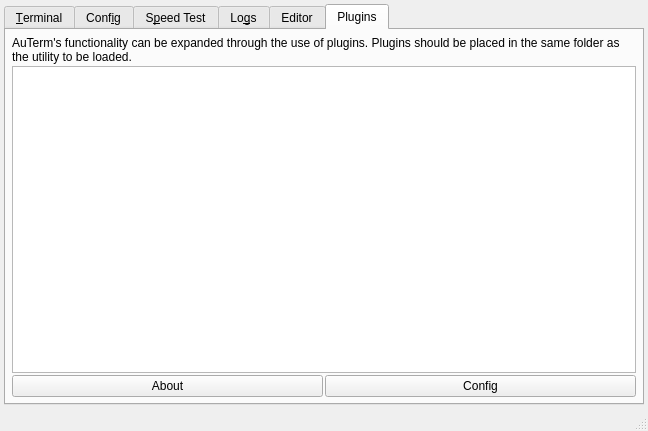
This is AuTerm/AutMainWindow.ui in thedjnK/AuTerm as Qt 5 draws it before an edit. The edited form follows.
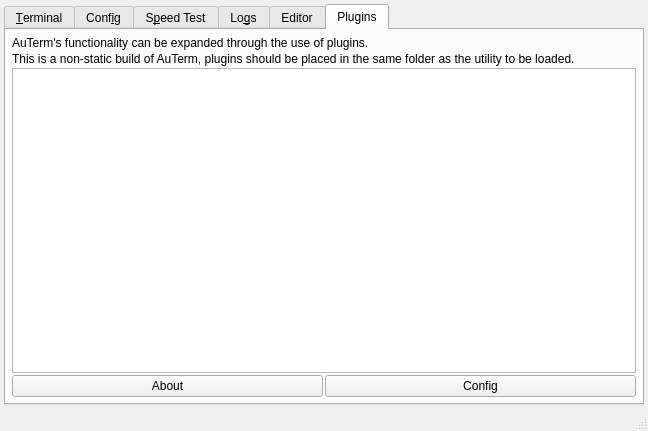
This is the edited form. The open tabs and pages were chosen to show the change. Icons and pictures are not drawn. Custom widgets are drawn as their Qt base class.

Commit message: Remove plugin folder location for static builds

Patch:
```diff
--- a/AuTerm/AutMainWindow.ui
+++ b/AuTerm/AutMainWindow.ui
@@ -3508,17 +3508,17 @@
           <item row="0" column="0">
            <widget class="QLabel" name="label_15">
             <property name="text">
-             <string>AuTerm's functionality can be expanded through the use of plugins. Plugins should be placed in the same folder as the utility to be loaded.</string>
+             <string>AuTerm's functionality can be expanded through the use of plugins.</string>
             </property>
             <property name="wordWrap">
              <bool>true</bool>
             </property>
            </widget>
           </item>
-          <item row="1" column="0">
-           <widget class="QListWidget" name="list_Plugin_Plugins"/>
-          </item>
           <item row="2" column="0">
+           <widget class="QListWidget" name="list_Plugin_Plugins"/>
+          </item>
+          <item row="3" column="0">
            <layout class="QHBoxLayout" name="horizontalLayout">
             <property name="spacing">
              <number>2</number>
@@ -3539,6 +3539,16 @@
             </item>
            </layout>
           </item>
+          <item row="1" column="0">
+           <widget class="QLabel" name="label_plugins_non_static">
+            <property name="text">
+             <string>This is a non-static build of AuTerm, plugins should be placed in the same folder as the utility to be loaded.</string>
+            </property>
+            <property name="wordWrap">
+             <bool>true</bool>
+            </property>
+           </widget>
+          </item>
          </layout>
         </widget>
        </widget>
```
The commit also changes 1 other file.
